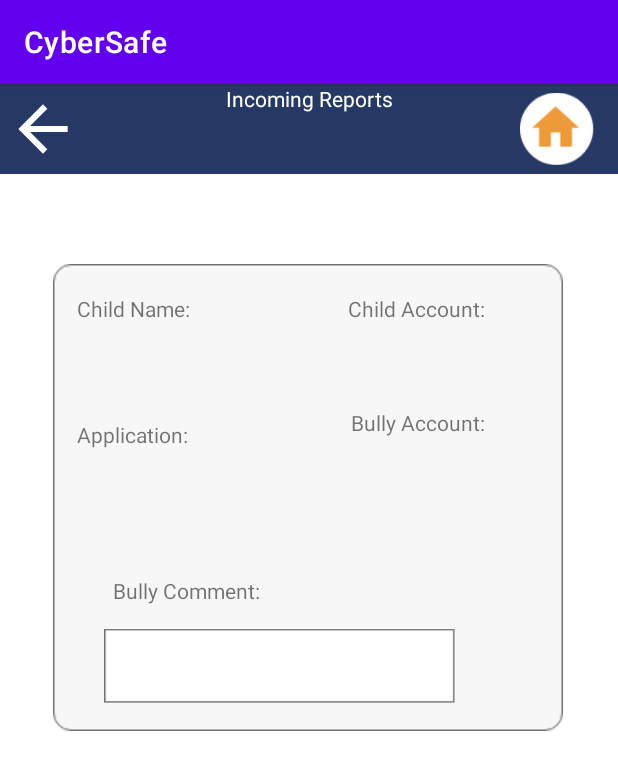
After one commit to CyberSafe-gp/CyberSafeRepositry, an Android app: the Report_info screen opened directly, with no data from a screen before it, on a phone screen of 412 x 824 dp. The commit adds this screen. Shown: the top 770 px of the screen. Run offline under Robolectric (Android 15) with nearby library versions, the phone set to English and light mode, and no system bars.

Commit message:
Incoming reports "View Report" + update tool bar

```diff
--- a/app/src/main/AndroidManifest.xml
+++ b/app/src/main/AndroidManifest.xml
@@ -9,7 +9,8 @@
         android:roundIcon="@mipmap/ic_launcher_round"
         android:supportsRtl="true"
         android:theme="@style/Theme.CyberSafe">
-        <activity android:name=".Incoming_reports_P"></activity>
+        <activity android:name=".Report_info"></activity>
+        <activity android:name=".Incoming_reports_P" />
         <activity android:name=".MainActivity">
             <intent-filter>
                 <action android:name="android.intent.action.MAIN" />
--- /dev/null
+++ b/app/src/main/java/com/example/cybersafe/Report_info.java
@@ -0,0 +1,14 @@
+package com.example.cybersafe;
+
+import androidx.appcompat.app.AppCompatActivity;
+
+import android.os.Bundle;
+
+public class Report_info extends AppCompatActivity {
+
+    @Override
+    protected void onCreate(Bundle savedInstanceState) {
+        super.onCreate(savedInstanceState);
+        setContentView(R.layout.activity_report_info);
+    }
+}
--- a/app/src/main/res/layout/activity_incoming_reports__p.xml
+++ b/app/src/main/res/layout/activity_incoming_reports__p.xml
@@ -12,29 +12,35 @@
         android:id="@+id/toolbar"
         android:layout_width="match_parent"
         android:layout_height="60dp"
+        android:layout_centerInParent="true"
         android:background="@color/blue"
-            android:layout_centerInParent="true"
+        app:layout_constraintEnd_toEndOf="parent"
+        app:layout_constraintTop_toTopOf="parent"
         tools:ignore="MissingConstraints" />
 
     <ImageView
         android:id="@+id/arrowIncomP"
         android:layout_width="49dp"
         android:layout_height="60dp"
+        android:layout_marginStart="4dp"
+        android:layout_marginLeft="4dp"
         android:contentDescription="@string/left_arrow"
+        app:layout_constraintStart_toStartOf="@+id/toolbar"
+        app:layout_constraintTop_toTopOf="parent"
         app:srcCompat="@drawable/abc_vector_test"
-        tools:ignore="MissingConstraints"
-        tools:layout_editor_absoluteX="16dp"
-        tools:layout_editor_absoluteY="0dp" />
+        tools:ignore="MissingConstraints" />
 
     <ImageView
         android:id="@+id/homeIncomP"
         android:layout_width="49dp"
         android:layout_height="60dp"
+        android:layout_marginEnd="16dp"
+        android:layout_marginRight="16dp"
         android:contentDescription="@string/home"
+        app:layout_constraintEnd_toEndOf="parent"
+        app:layout_constraintTop_toTopOf="parent"
         app:srcCompat="@drawable/Home"
-                tools:ignore="MissingConstraints"
-                tools:layout_editor_absoluteX="350dp"
-                tools:layout_editor_absoluteY="0dp" />
+        tools:ignore="MissingConstraints" />
 
     <TextView
         android:id="@+id/textView"
@@ -42,8 +48,9 @@
         android:layout_height="wrap_content"
         android:text="@string/incoming_reports"
         android:textColor="@color/white"
+        app:layout_constraintEnd_toEndOf="parent"
+        app:layout_constraintStart_toStartOf="parent"
         tools:ignore="MissingConstraints"
-        tools:layout_editor_absoluteX="140dp"
-        tools:layout_editor_absoluteY="20dp" />
+        tools:layout_editor_absoluteY="21dp" />
 
 </androidx.constraintlayout.widget.ConstraintLayout>
--- /dev/null
+++ b/app/src/main/res/layout/activity_report_info.xml
@@ -0,0 +1,191 @@
+<?xml version="1.0" encoding="utf-8"?>
+
+<androidx.constraintlayout.widget.ConstraintLayout
+    xmlns:android="http://schemas.android.com/apk/res/android"
+    xmlns:app="http://schemas.android.com/apk/res-auto"
+    xmlns:tools="http://schemas.android.com/tools"
+    android:layout_width="match_parent"
+    android:layout_height="wrap_content"
+    android:paddingTop="0dp">
+
+    <androidx.appcompat.widget.Toolbar
+        android:id="@+id/toolbar"
+        android:layout_width="match_parent"
+        android:layout_height="60dp"
+        android:layout_centerInParent="true"
+        android:background="@color/blue"
+        app:layout_constraintEnd_toEndOf="parent"
+        app:layout_constraintTop_toTopOf="parent"
+        tools:ignore="MissingConstraints" />
+
+    <ImageView
+        android:id="@+id/arrowIncomP"
+        android:layout_width="49dp"
+        android:layout_height="60dp"
+        android:layout_marginStart="4dp"
+        android:layout_marginLeft="4dp"
+        android:contentDescription="@string/left_arrow"
+        app:layout_constraintStart_toStartOf="@+id/toolbar"
+        app:layout_constraintTop_toTopOf="parent"
+        app:srcCompat="@drawable/abc_vector_test"
+        tools:ignore="MissingConstraints" />
+
+    <ImageView
+        android:id="@+id/homeIncomP"
+        android:layout_width="49dp"
+        android:layout_height="60dp"
+        android:layout_marginEnd="16dp"
+        android:layout_marginRight="16dp"
+        android:contentDescription="@string/home"
+        app:layout_constraintEnd_toEndOf="parent"
+        app:layout_constraintTop_toTopOf="parent"
+        app:srcCompat="@drawable/Home"
+        tools:ignore="MissingConstraints" />
+
+    <TextView
+        android:id="@+id/textView"
+        android:layout_width="wrap_content"
+        android:layout_height="wrap_content"
+        android:text="@string/incoming_reports"
+        android:textColor="@color/white"
+        app:layout_constraintEnd_toEndOf="parent"
+        app:layout_constraintStart_toStartOf="parent"
+        tools:ignore="MissingConstraints"
+        tools:layout_editor_absoluteY="21dp" />
+
+    <ImageView
+        android:id="@+id/Rectangle"
+        android:layout_width="wrap_content"
+        android:layout_height="wrap_content"
+        android:layout_marginTop="60dp"
+        android:contentDescription="TODO"
+        app:layout_constraintEnd_toEndOf="parent"
+        app:layout_constraintHorizontal_bias="0.492"
+        app:layout_constraintStart_toStartOf="parent"
+        app:layout_constraintTop_toBottomOf="@+id/toolbar"
+        app:srcCompat="@drawable/Rectangle" />
+
+    <TextView
+        android:id="@+id/ChildName"
+        android:layout_width="wrap_content"
+        android:layout_height="wrap_content"
+        android:layout_marginStart="16dp"
+        android:layout_marginLeft="16dp"
+        android:layout_marginTop="20dp"
+        android:text="Child Name:"
+        app:layout_constraintStart_toStartOf="@+id/Rectangle"
+        app:layout_constraintTop_toTopOf="@+id/Rectangle" />
+
+    <TextView
+        android:id="@+id/WriteChildName"
+        android:layout_width="wrap_content"
+        android:layout_height="wrap_content"
+        android:layout_marginStart="24dp"
+        android:layout_marginLeft="24dp"
+        android:layout_marginTop="17dp"
+        android:text=""
+        app:layout_constraintStart_toStartOf="@+id/Rectangle"
+        app:layout_constraintTop_toBottomOf="@+id/ChildName" />
+
+    <TextView
+        android:id="@+id/Application"
+        android:layout_width="wrap_content"
+        android:layout_height="wrap_content"
+        android:layout_marginStart="16dp"
+        android:layout_marginLeft="16dp"
+        android:layout_marginTop="28dp"
+        android:text="Application:"
+        app:layout_constraintStart_toStartOf="@+id/Rectangle"
+        app:layout_constraintTop_toBottomOf="@+id/WriteChildName" />
+
+    <TextView
+        android:id="@+id/WriteApplication"
+        android:layout_width="wrap_content"
+        android:layout_height="wrap_content"
+        android:layout_marginStart="24dp"
+        android:layout_marginLeft="24dp"
+        android:layout_marginTop="17dp"
+        android:text=""
+        app:layout_constraintStart_toStartOf="@+id/Rectangle"
+        app:layout_constraintTop_toBottomOf="@+id/Application" />
+
+    <TextView
+        android:id="@+id/BullyComment"
+        android:layout_width="wrap_content"
+        android:layout_height="wrap_content"
+        android:layout_marginStart="40dp"
+        android:layout_marginLeft="40dp"
+        android:layout_marginTop="132dp"
+        android:text="Bully Comment:"
+        app:layout_constraintStart_toStartOf="@+id/Rectangle"
+        app:layout_constraintTop_toBottomOf="@+id/WriteChildAccount" />
+
+    <ImageView
+        android:id="@+id/BullyCommentRectangle"
+        android:layout_width="266dp"
+        android:layout_height="49dp"
+        android:layout_marginTop="16dp"
+        app:layout_constraintEnd_toEndOf="@+id/Rectangle"
+        app:layout_constraintHorizontal_bias="0.243"
+        app:layout_constraintStart_toStartOf="@+id/Rectangle"
+        app:layout_constraintTop_toBottomOf="@+id/BullyComment"
+        app:srcCompat="@drawable/Rectangle2" />
+
+    <TextView
+        android:id="@+id/BullyCommentText"
+        android:layout_width="wrap_content"
+        android:layout_height="wrap_content"
+        android:layout_marginStart="36dp"
+        android:layout_marginLeft="36dp"
+        android:layout_marginTop="15dp"
+        android:text=""
+        app:layout_constraintStart_toStartOf="@+id/BullyCommentRectangle"
+        app:layout_constraintTop_toTopOf="@+id/BullyCommentRectangle" />
+
+
+    <TextView
+        android:id="@+id/ChildAccount"
+        android:layout_width="wrap_content"
+        android:layout_height="wrap_content"
+        android:layout_marginTop="20dp"
+        android:layout_marginEnd="52dp"
+        android:layout_marginRight="52dp"
+        android:text="Child Account:"
+        app:layout_constraintEnd_toEndOf="@+id/Rectangle"
+        app:layout_constraintTop_toTopOf="@+id/Rectangle" />
+
+    <TextView
+        android:id="@+id/WriteChildAccount"
+        android:layout_width="wrap_content"
+        android:layout_height="wrap_content"
+        android:layout_marginTop="17dp"
+        android:layout_marginEnd="135dp"
+        android:layout_marginRight="140dp"
+        android:text=""
+        app:layout_constraintEnd_toEndOf="@+id/Rectangle"
+        app:layout_constraintTop_toBottomOf="@+id/ChildAccount" />
+
+    <TextView
+        android:id="@+id/BullyAccount"
+        android:layout_width="wrap_content"
+        android:layout_height="wrap_content"
+        android:layout_marginTop="20dp"
+        android:layout_marginEnd="52dp"
+        android:layout_marginRight="52dp"
+        android:text="Bully Account:"
+        app:layout_constraintEnd_toEndOf="@+id/Rectangle"
+        app:layout_constraintTop_toBottomOf="@+id/WriteChildAccount" />
+
+    <TextView
+        android:id="@+id/WriteBullyAccount"
+        android:layout_width="wrap_content"
+        android:layout_height="wrap_content"
+        android:layout_marginTop="17dp"
+        android:layout_marginEnd="135dp"
+        android:layout_marginRight="140dp"
+        android:text=""
+        app:layout_constraintEnd_toEndOf="@+id/Rectangle"
+        app:layout_constraintTop_toBottomOf="@+id/BullyAccount" />
+
+
+</androidx.constraintlayout.widget.ConstraintLayout>
--- a/app/src/main/res/values/colors.xml
+++ b/app/src/main/res/values/colors.xml
@@ -8,4 +8,6 @@
     <color name="black">#FF000000</color>
     <color name="white">#FFFFFFFF</color>
     <color name="blue">#263965</color>
+    <color name="lightGray">#F8F7F8</color>
+
 </resources>
```
Also changed, not shown: app/src/main/res/drawable/Rectangle.png (added), app/src/main/res/drawable/Rectangle2.png (added). Lines whose indentation alone changed are shown as unchanged.
